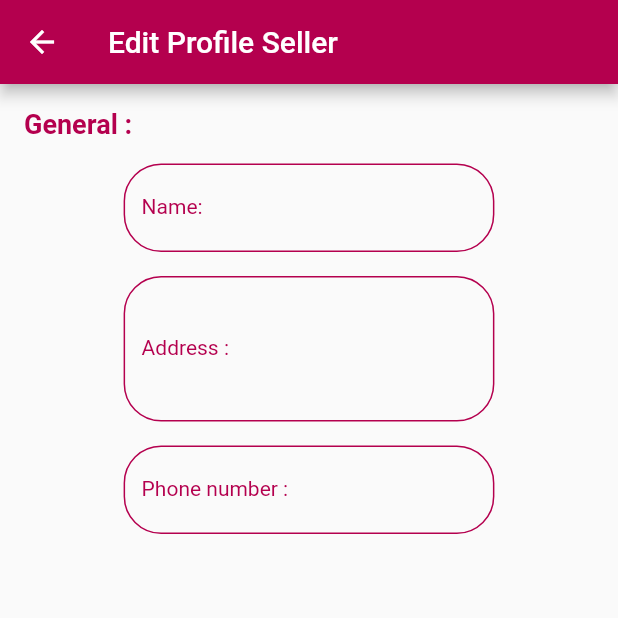
After one commit to Wintech-thekop/PichiiMall, a Flutter app: the EditProfileSeller screen opened by its route, on a phone screen of 412 x 824 dp, the top half of it. The commit adds this screen. Run offline on Flutter 3.47's test engine with Material 2 defaults, Android fonts, the phone set to English and light mode, and no system bars; our stand-ins replace cached_network_image, dio, geolocator, google_maps_flutter, image_picker, shared_preferences; accounts and stored records are empty.

Commit message:
EP62 การรับค่า จาก API มาทำเป็น Model

```diff
--- a/lib/bodys/shop_manager_seller.dart
+++ b/lib/bodys/shop_manager_seller.dart
@@ -29,6 +29,12 @@ class _ShopManageSellerState extends State<ShopManageSeller> {
   @override
   Widget build(BuildContext context) {
     return Scaffold(
+      floatingActionButton: FloatingActionButton(
+        backgroundColor: MyConstant.primary,
+        child: Icon(Icons.edit),
+        onPressed: () =>
+            Navigator.pushNamed(context, MyConstant.routeEditProfileSeller),
+      ),
       body: LayoutBuilder(
         builder: (context, constraints) => Padding(
           padding: const EdgeInsets.all(8.0),
--- a/lib/main.dart
+++ b/lib/main.dart
@@ -10,6 +10,8 @@ import 'package:pichiimall/state/seller_service.dart';
 import 'package:pichiimall/utility/my_constant.dart';
 import 'package:shared_preferences/shared_preferences.dart';
 
+import 'state/edit_profile_seller.dart';
+
 final Map<String, WidgetBuilder> map = {
   '/authen': (BuildContext context) => Authen(),
   '/createAccount': (BuildContext context) => CreateAccount(),
@@ -17,6 +19,7 @@ final Map<String, WidgetBuilder> map = {
   '/sellerService': (BuildContext context) => SellerService(),
   '/riderService': (BuildContext context) => RiderService(),
   '/addProduct': (BuildContext context) => AddProduct(),
+  '/editProfileSeller': (BuildContext context) => EditProfileSeller(),
 };
 
 String? initialRoute; // initialRoute can be null
--- /dev/null
+++ b/lib/state/edit_profile_seller.dart
@@ -0,0 +1,166 @@
+import 'dart:convert';
+
+import 'package:dio/dio.dart';
+import 'package:flutter/material.dart';
+import 'package:pichiimall/models/user_model.dart';
+import 'package:pichiimall/utility/my_constant.dart';
+import 'package:pichiimall/widgets/show_title.dart';
+import 'package:shared_preferences/shared_preferences.dart';
+
+class EditProfileSeller extends StatefulWidget {
+  const EditProfileSeller({Key? key}) : super(key: key);
+
+  @override
+  _EditProfileSellerState createState() => _EditProfileSellerState();
+}
+
+class _EditProfileSellerState extends State<EditProfileSeller> {
+  UserModel? userModel;
+  TextEditingController nameController = TextEditingController();
+  TextEditingController addressController = TextEditingController();
+  TextEditingController phoneController = TextEditingController();
+
+  @override
+  void initState() {
+    // TODO: implement initState
+
+    findUser();
+  }
+
+  Future<Null> findUser() async {
+    SharedPreferences preferences = await SharedPreferences.getInstance();
+    String user = preferences.getString('user')!;
+
+    String apiGetUser =
+        '${MyConstant.domain}/pichiimall/getUserWhereUser.php?isAdd=true&user=$user';
+    await Dio().get(apiGetUser).then((value) {
+      // print('$value');
+
+      for (var item in json.decode(value.data)) {
+        setState(() {
+          userModel = UserModel.fromMap(item);
+          nameController.text = userModel!.name;
+          addressController.text = userModel!.address;
+          phoneController.text = userModel!.phone;
+        });
+      }
+    });
+  }
+
+  @override
+  Widget build(BuildContext context) {
+    return Scaffold(
+      appBar: AppBar(
+        title: Text("Edit Profile Seller"),
+      ),
+      body: LayoutBuilder(
+        builder: (context, constraints) => ListView(
+          padding: EdgeInsets.all(16),
+          children: [
+            buildTitle('General :'),
+            buildName(constraints),
+            buildAddress(constraints),
+            buildPhone(constraints),
+          ],
+        ),
+      ),
+    );
+  }
+
+  Row buildName(BoxConstraints constraints) {
+    return Row(
+      mainAxisAlignment: MainAxisAlignment.center,
+      children: [
+        Container(
+          margin: EdgeInsets.only(top: 16),
+          width: constraints.maxWidth * 0.6,
+          child: TextFormField(
+            controller: nameController,
+            decoration: InputDecoration(
+              labelText: 'Name: ',
+              labelStyle: MyConstant().h3Style(),
+              enabledBorder: OutlineInputBorder(
+                borderSide: BorderSide(color: MyConstant.dark),
+                borderRadius: BorderRadius.circular(25),
+              ),
+              focusedBorder: OutlineInputBorder(
+                borderSide: BorderSide(color: MyConstant.light),
+                borderRadius: BorderRadius.circular(25),
+              ),
+              errorBorder: OutlineInputBorder(
+                borderSide: BorderSide(color: Colors.red),
+                borderRadius: BorderRadius.circular(25),
+              ),
+            ),
+          ),
+        ),
+      ],
+    );
+  }
+
+  Row buildAddress(BoxConstraints constraints) {
+    return Row(
+      mainAxisAlignment: MainAxisAlignment.center,
+      children: [
+        Container(
+          margin: EdgeInsets.only(top: 16),
+          width: constraints.maxWidth * 0.6,
+          child: TextFormField(
+            maxLines: 3,
+            controller: addressController,
+            decoration: InputDecoration(
+              labelText: 'Address : ',
+              labelStyle: MyConstant().h3Style(),
+              enabledBorder: OutlineInputBorder(
+                borderSide: BorderSide(color: MyConstant.dark),
+                borderRadius: BorderRadius.circular(25),
+              ),
+              focusedBorder: OutlineInputBorder(
+                borderSide: BorderSide(color: MyConstant.light),
+                borderRadius: BorderRadius.circular(25),
+              ),
+              errorBorder: OutlineInputBorder(
+                borderSide: BorderSide(color: Colors.red),
+                borderRadius: BorderRadius.circular(25),
+              ),
+            ),
+          ),
+        ),
+      ],
+    );
+  }
+
+  Row buildPhone(BoxConstraints constraints) {
+    return Row(
+      mainAxisAlignment: MainAxisAlignment.center,
+      children: [
+        Container(
+          margin: EdgeInsets.only(top: 16),
+          width: constraints.maxWidth * 0.6,
+          child: TextFormField(
+            controller: phoneController,
+            decoration: InputDecoration(
+              labelText: 'Phone number : ',
+              labelStyle: MyConstant().h3Style(),
+              enabledBorder: OutlineInputBorder(
+                borderSide: BorderSide(color: MyConstant.dark),
+                borderRadius: BorderRadius.circular(25),
+              ),
+              focusedBorder: OutlineInputBorder(
+                borderSide: BorderSide(color: MyConstant.light),
+                borderRadius: BorderRadius.circular(25),
+              ),
+              errorBorder: OutlineInputBorder(
+                borderSide: BorderSide(color: Colors.red),
+                borderRadius: BorderRadius.circular(25),
+              ),
+            ),
+          ),
+        ),
+      ],
+    );
+  }
+
+  ShowTitle buildTitle(String title) =>
+      ShowTitle(title: title, textStyle: MyConstant().h2Style());
+}
--- a/lib/utility/my_constant.dart
+++ b/lib/utility/my_constant.dart
@@ -7,7 +7,7 @@ class MyConstant {
 
   static String appName = "Phichii Mall";
   static String domain =
-      "https://97d2-2001-fb1-157-d34e-6038-1e8c-6803-1143.ngrok.io";
+      "https://f11c-2001-fb1-157-d34e-6038-1e8c-6803-1143.ngrok.io";
 
   //Routes
   static String routeAuthen = "/authen";
@@ -16,6 +16,7 @@ class MyConstant {
   static String routeSellerService = "/sellerService";
   static String routeRiderService = "/riderService";
   static String routeAddProduct = "/addProduct";
+  static String routeEditProfileSeller = "/editProfileSeller";
 
   // Images
   static String image1 = 'images/image1.png';
```
